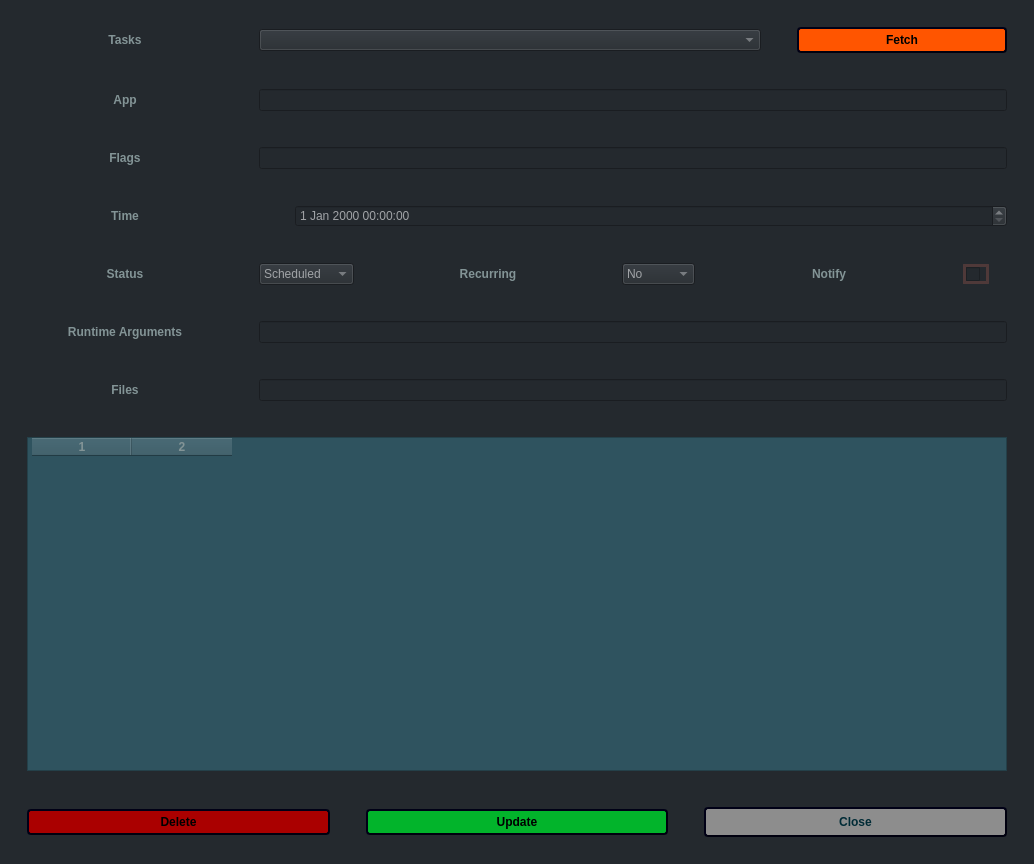
The window that scheduledialog.ui (StronglogicSolutions/ky_gui) describes before a commit, drawn with Qt 5.
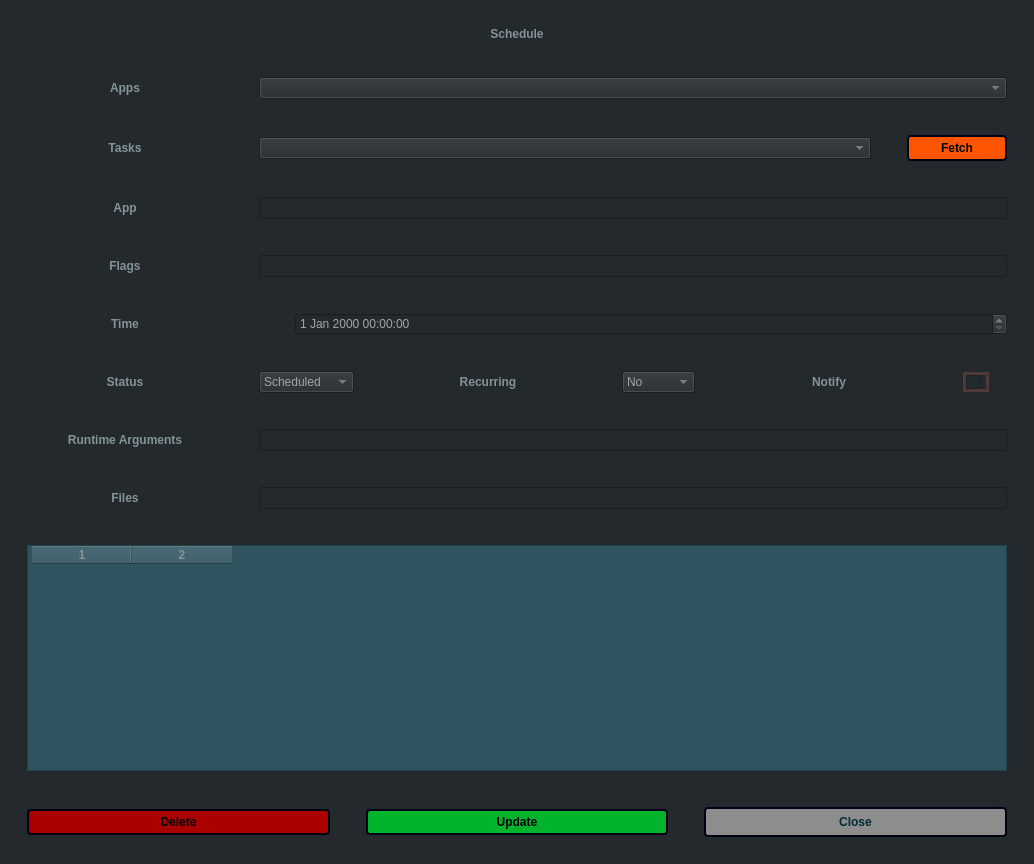
The same window after the commit. Icons and pictures are not drawn.

Commit message: able to filter schedule by app!

Patch:
```diff
--- a/scheduledialog.ui
+++ b/scheduledialog.ui
@@ -22,8 +22,8 @@
 color: rgb(161, 164, 167);</string>
   </property>
   <layout class="QGridLayout" name="gridLayout">
-   <item row="1" column="0">
-    <layout class="QVBoxLayout" name="verticalLayout" stretch="0,0,0,0,0,0,0,0,0">
+   <item row="0" column="0">
+    <layout class="QVBoxLayout" name="verticalLayout" stretch="0,0,0,0,0,0,0,0,0,0,0">
      <property name="spacing">
       <number>36</number>
      </property>
@@ -40,12 +40,95 @@
       <number>16</number>
      </property>
      <item>
-      <layout class="QHBoxLayout" name="horizontalLayout_12">
+      <layout class="QHBoxLayout" name="horizontalLayout">
+       <item>
+        <widget class="QLabel" name="dialogLabel">
+         <property name="sizePolicy">
+          <sizepolicy hsizetype="Preferred" vsizetype="Preferred">
+           <horstretch>2</horstretch>
+           <verstretch>0</verstretch>
+          </sizepolicy>
+         </property>
+         <property name="minimumSize">
+          <size>
+           <width>196</width>
+           <height>0</height>
+          </size>
+         </property>
+         <property name="maximumSize">
+          <size>
+           <width>196</width>
+           <height>16777215</height>
+          </size>
+         </property>
+         <property name="styleSheet">
+          <string notr="true">font: 75 11pt &quot;Noto Sans&quot;;
+color: rgb(131, 148, 150);
+font-weight: 700;</string>
+         </property>
+         <property name="text">
+          <string>Schedule</string>
+         </property>
+         <property name="alignment">
+          <set>Qt::AlignCenter</set>
+         </property>
+         <property name="wordWrap">
+          <bool>false</bool>
+         </property>
+        </widget>
+       </item>
+      </layout>
+     </item>
+     <item>
+      <layout class="QHBoxLayout" name="horizontalLayout_13">
        <property name="leftMargin">
         <number>0</number>
        </property>
        <item>
-        <widget class="QLabel" name="appsLabel">
+        <widget class="QLabel" name="appsLabel_2">
+         <property name="sizePolicy">
+          <sizepolicy hsizetype="Fixed" vsizetype="Preferred">
+           <horstretch>2</horstretch>
+           <verstretch>0</verstretch>
+          </sizepolicy>
+         </property>
+         <property name="minimumSize">
+          <size>
+           <width>196</width>
+           <height>0</height>
+          </size>
+         </property>
+         <property name="maximumSize">
+          <size>
+           <width>196</width>
+           <height>16777215</height>
+          </size>
+         </property>
+         <property name="styleSheet">
+          <string notr="true">font: 75 11pt &quot;Noto Sans&quot;;
+color: rgb(131, 148, 150);
+font-weight: 700;</string>
+         </property>
+         <property name="text">
+          <string>Apps</string>
+         </property>
+         <property name="alignment">
+          <set>Qt::AlignCenter</set>
+         </property>
+        </widget>
+       </item>
+       <item>
+        <widget class="QComboBox" name="appList"/>
+       </item>
+      </layout>
+     </item>
+     <item>
+      <layout class="QHBoxLayout" name="horizontalLayout_12" stretch="1,1,0">
+       <property name="leftMargin">
+        <number>0</number>
+       </property>
+       <item>
+        <widget class="QLabel" name="tasksLabel">
          <property name="sizePolicy">
           <sizepolicy hsizetype="Fixed" vsizetype="Preferred">
            <horstretch>2</horstretch>
@@ -253,7 +336,14 @@
         </widget>
        </item>
        <item>
-        <widget class="QDateTimeEdit" name="dateTime"/>
+        <widget class="QDateTimeEdit" name="dateTime">
+         <property name="sizePolicy">
+          <sizepolicy hsizetype="Preferred" vsizetype="Fixed">
+           <horstretch>0</horstretch>
+           <verstretch>0</verstretch>
+          </sizepolicy>
+         </property>
+        </widget>
        </item>
       </layout>
      </item>
```
The commit also changes 5 other files.
